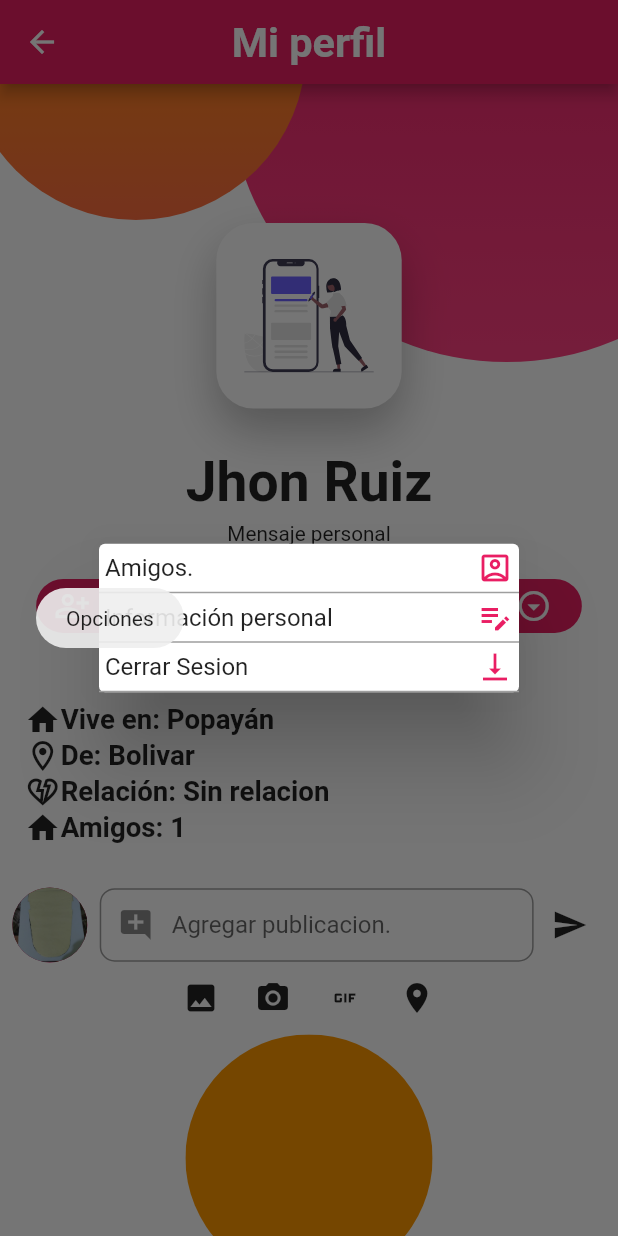
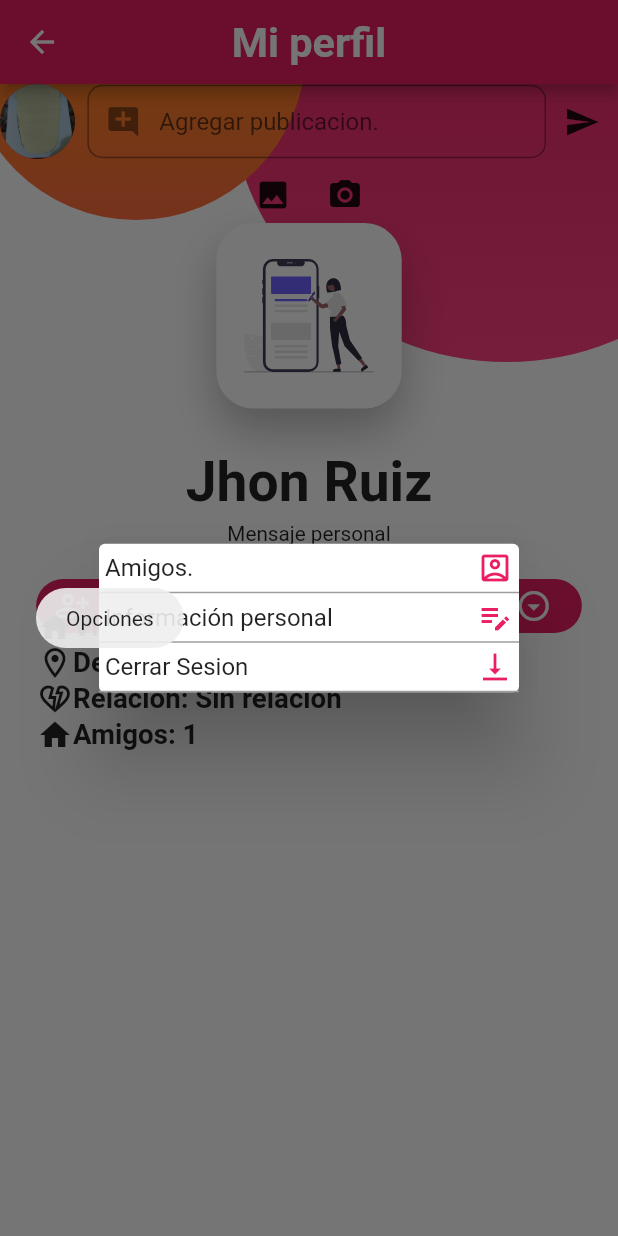
Before and after one commit to ricardo712/social_fast, a Flutter app: the perfilCompleto screen opened directly, after a tap on the "arrow drop down circle" icon, on a phone screen of 412 x 824 dp. Run offline on Flutter 3.47's test engine with Material 2 defaults, Android fonts, the phone set to English and light mode, and no system bars; our stand-ins replace cloud_firestore, curved_navigation_bar, dio, file_picker, firebase_auth, firebase_core and 9 more; missing offline and left inert: dart:ffi, photo_manager; accounts and stored records are empty; network calls fail.

```diff
--- a/lib/views/form_publicar.dart
+++ b/lib/views/form_publicar.dart
@@ -57,11 +57,7 @@ class _formPublicacionState extends State<formPublicacion> {
       ),
     );
 
-    return Positioned(
-      top: responsive.hp(widget.altura),
-      left: responsive.wp(2),
-      right: responsive.wp(2),
-      child: Column(
+    return Column(
       children: <Widget>[
         Row(
           children: <Widget>[
@@ -85,12 +81,11 @@ class _formPublicacionState extends State<formPublicacion> {
             IconButton(
               padding: const EdgeInsets.symmetric(vertical: 0),
               onPressed: () {
-                  auth.requesUpdateImage(
-                      _image!, publicacionController.text, "");
+                auth.requesUpdateImage(_image!, publicacionController.text, "");
 
                 Fluttertoast.showToast(
-                      msg: "Agregando publicación. " +
-                          publicacionController.text);
+                    msg:
+                        "Agregando publicación. " + publicacionController.text);
                 publicacionController.text = "";
               },
               icon: const Icon(Icons.send),
@@ -130,27 +125,28 @@ class _formPublicacionState extends State<formPublicacion> {
                   //        .uploadFile(path, fileName)
                   //        .then((value) => print('Imagen cargada.'));
                 },
-                  icon: const Icon(Icons
-                      .photo)), //SvgPicture.asset('assets/svg/gallery.svg')
+                icon: const Icon(
+                    Icons.photo)), //SvgPicture.asset('assets/svg/gallery.svg')
 
             IconButton(
                 splashRadius: 20,
                 onPressed: () async {
                   Fluttertoast.showToast(msg: "Abriendo camara");
+                  _openCamera(context);
                 },
                 icon: const Icon(Icons.camera_alt)),
-              IconButton(
-                  splashRadius: 20,
-                  onPressed: () {
-                    Fluttertoast.showToast(msg: "Abriendo GIFS");
-                  },
-                  icon: const Icon(Icons.gif)),
-              IconButton(
-                  splashRadius: 20,
-                  onPressed: () {
-                    Fluttertoast.showToast(msg: "Abriendo maps");
-                  },
-                  icon: const Icon(Icons.location_on)),
+            // IconButton(
+            //     splashRadius: 20,
+            //     onPressed: () {
+            //       Fluttertoast.showToast(msg: "Abriendo GIFS");
+            //     },
+            //     icon: const Icon(Icons.gif)),
+            // IconButton(
+            //     splashRadius: 20,
+            //     onPressed: () {
+            //       Fluttertoast.showToast(msg: "Abriendo maps");
+            //     },
+            //     icon: const Icon(Icons.location_on)),
           ],
         ),
         //? agregar vizualizador
@@ -159,20 +155,20 @@ class _formPublicacionState extends State<formPublicacion> {
                 backgroundImage: FileImage(_image!),
                 radius: 75.0,
               )
-              : ClipOval(
-                  child: Container(
-                    width: responsive.width * .4,
-                    height: responsive.height * .2,
-                    color: Colors.orange,
-                    child: const Image(
-                      image: NetworkImage(
-                          "https://d500.epimg.net/cincodias/imagenes/2016/07/04/lifestyle/1467646262_522853_1467646344_noticia_normal.jpg"),
-                      fit: BoxFit.cover,
-                    ),
-                  ),
-                ),
+            : Container()
+        // ClipOval(
+        //     child: Container(
+        //       width: responsive.width * .4,
+        //       height: responsive.height * .2,
+        //       color: Colors.orange,
+        //       child: const Image(
+        //         image: NetworkImage(
+        //             "https://d500.epimg.net/cincodias/imagenes/2016/07/04/lifestyle/1467646262_522853_1467646344_noticia_normal.jpg"),
+        //         fit: BoxFit.cover,
+        //       ),
+        //     ),
+        //   ),
       ],
-      ),
     );
   }
 
--- a/lib/views/informacion_personal.dart
+++ b/lib/views/informacion_personal.dart
@@ -26,10 +26,7 @@ class informacionPersonal extends StatelessWidget {
     final String relacion = "Sin relacion";
     final String numAmigos = "1";
 
-    return Positioned(
-      top: responsive.hp(altura),
-      left: responsive.wp(ancho),
-      child: Container(
+    return Container(
       width: responsive.wp(88),
       height: responsive.hp(15),
       decoration: const BoxDecoration(
@@ -96,7 +93,6 @@ class informacionPersonal extends StatelessWidget {
           ),
         ],
       ),
-      ),
     );
   }
 }
```
Also changed, not shown: lib/screens/home_screen.dart (+5 -6 lines), lib/screens/perfil_personal.dart (+27 -53 lines). Lines whose indentation alone changed are shown as unchanged.
